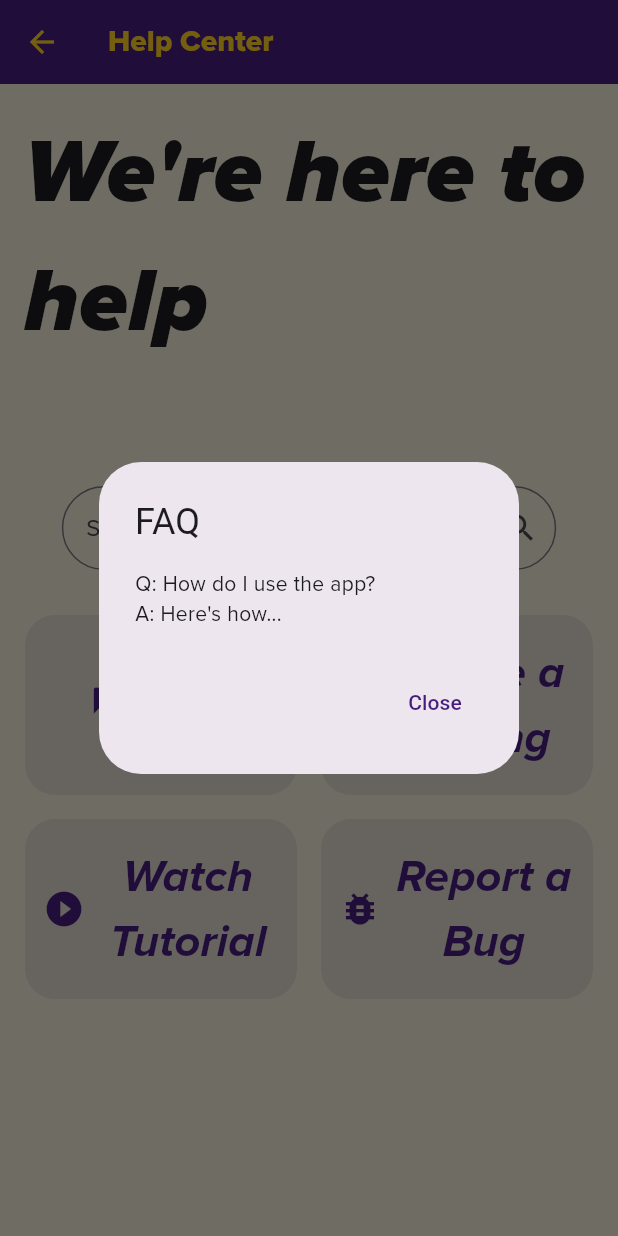
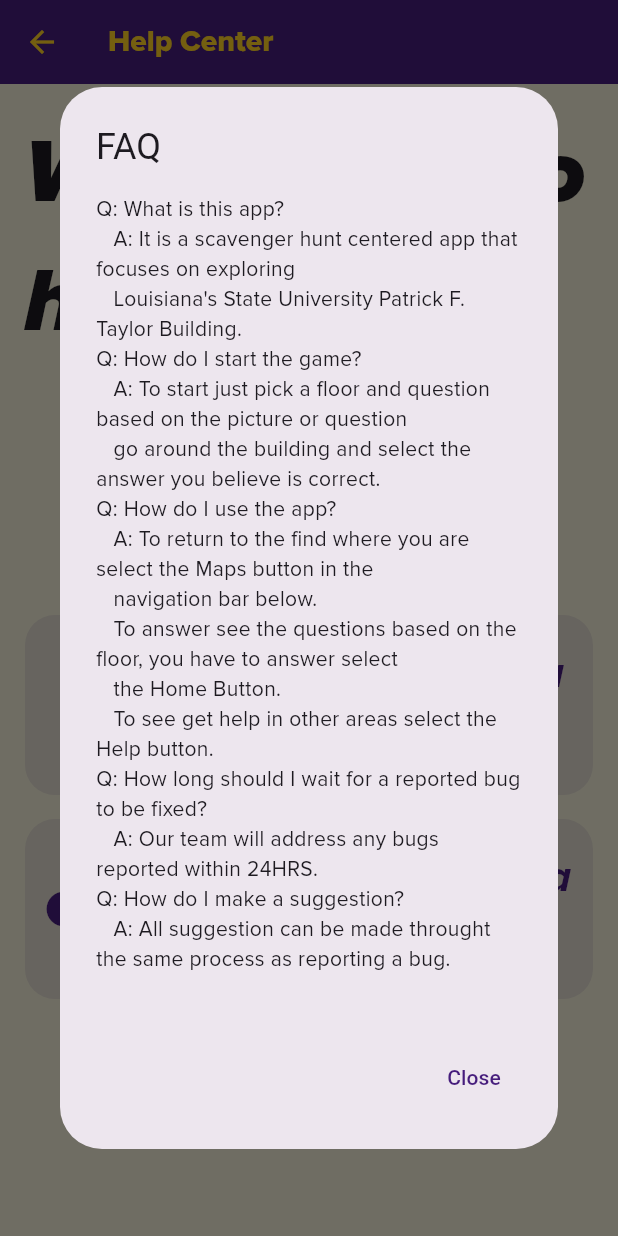
Before and after one commit to loraavie/branded_tour_app, a Flutter app: the HelpScreen screen opened directly, after a tap on "FAQ", on a phone screen of 412 x 824 dp. Run offline on Flutter 3.47's test engine with Material 3 defaults, Android fonts, the phone set to English and light mode, and no system bars; our stand-ins replace confetti, video_player, youtube_player_flutter.

Commit message:
Commit Amy

```diff
--- a/lib/main.dart
+++ b/lib/main.dart
@@ -412,7 +412,22 @@ List<HelpButtonData> _helpButtons(BuildContext context) {
                             (context) => AlertDialog(
                           title: const Text('FAQ'),
                           content: const Text(
-                  'Q: How do I use the app?\nA: Here\'s how...',
+                            'Q: What is this app?\n'
+                            '   A: It is a scavenger hunt centered app that focuses on exploring\n'
+                            '   Louisiana\'s State University Patrick F. Taylor Building.\n'
+                            'Q: How do I start the game?\n'
+                            '   A: To start just pick a floor and question based on the picture or question\n'
+                            '   go around the building and select the answer you believe is correct.\n'
+                            'Q: How do I use the app?\n'
+                            '   A: To return to the find where you are select the Maps button in the\n'
+                            '   navigation bar below.\n'
+                            '   To answer see the questions based on the floor, you have to answer select\n'
+                            '   the Home Button.\n'
+                            '   To see get help in other areas select the Help button.\n'
+                            'Q: How long should I wait for a reported bug to be fixed?\n'
+                            '   A: Our team will address any bugs reported within 24HRS.\n'
+                            'Q: How do I make a suggestion?\n'
+                            '   A: All suggestion can be made throught the same process as reporting a bug.\n'
                           ),
                           actions: [
                             TextButton(
```
